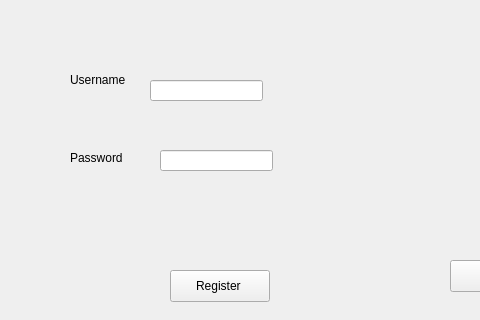
Qt form CinemaProject/loginwindow.ui (Zab-17/Assignment-1-) before a commit; both pictures show x 0 to 480 and y 0 to 320 of the 800 by 600 pixel window.
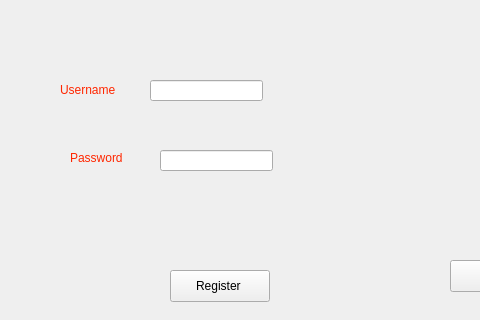
The same form after that commit.

```diff
--- a/CinemaProject/loginwindow.ui
+++ b/CinemaProject/loginwindow.ui
@@ -43,14 +43,14 @@
    <widget class="QLabel" name="label_name">
     <property name="geometry">
      <rect>
-      <x>70</x>
-      <y>70</y>
+      <x>60</x>
+      <y>80</y>
       <width>71</width>
       <height>20</height>
      </rect>
     </property>
     <property name="text">
-     <string>Username </string>
+     <string>&lt;html&gt;&lt;head/&gt;&lt;body&gt;&lt;p&gt;&lt;span style=&quot; color:#ff2600;&quot;&gt;Username &lt;/span&gt;&lt;/p&gt;&lt;/body&gt;&lt;/html&gt;</string>
     </property>
    </widget>
    <widget class="QLineEdit" name="lineEdit_name">
@@ -73,7 +73,7 @@
      </rect>
     </property>
     <property name="text">
-     <string>Password </string>
+     <string>&lt;html&gt;&lt;head/&gt;&lt;body&gt;&lt;p&gt;&lt;span style=&quot; color:#ff2600;&quot;&gt;Password &lt;/span&gt;&lt;/p&gt;&lt;/body&gt;&lt;/html&gt;</string>
     </property>
    </widget>
    <widget class="QLineEdit" name="lineEdit_password">
```
Left out of the diff: 3 changed lines with no effect on the pictures.
